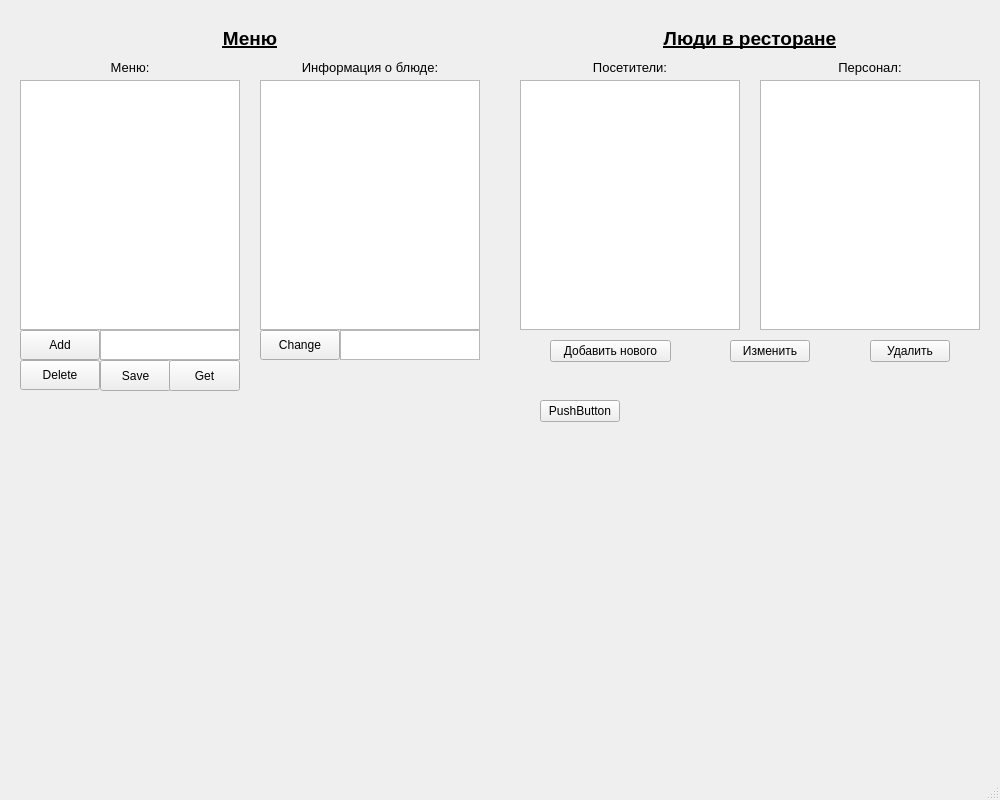
The window that laba3/mainwindow.ui (seara2k/HSE-PROJECT-OOP) describes before a commit, drawn with Qt 5.
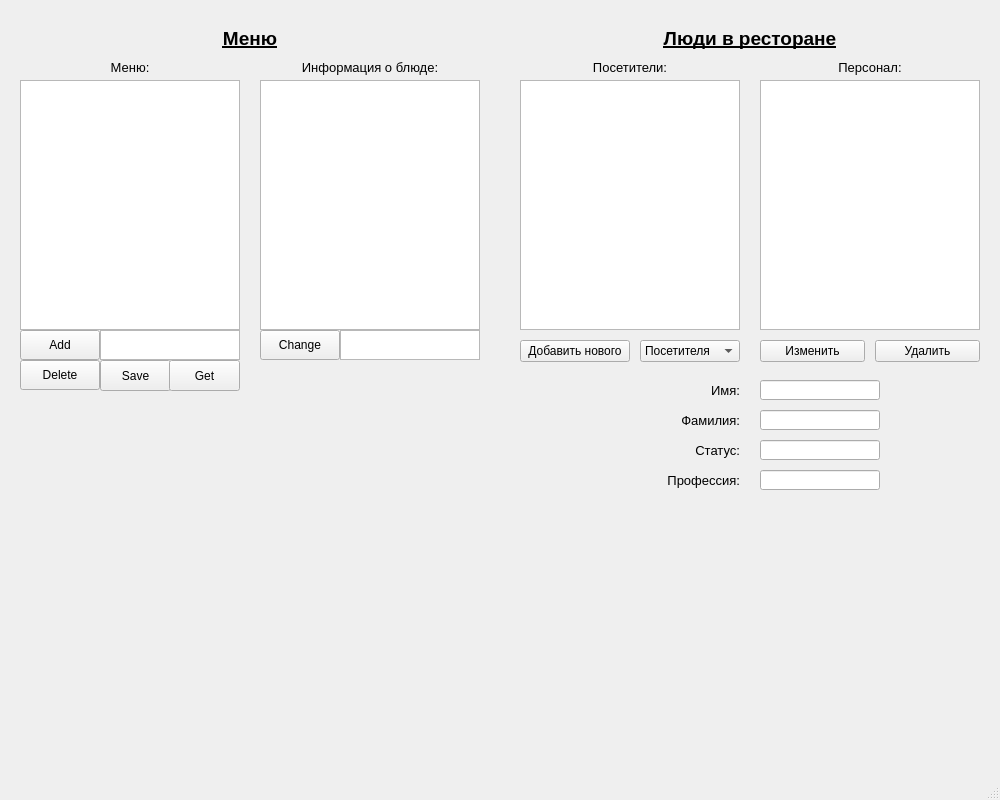
The same window after the commit.

Commit message: people management buttons work now

```diff
--- a/laba3/mainwindow.ui
+++ b/laba3/mainwindow.ui
@@ -117,9 +117,9 @@
    <widget class="QPushButton" name="pushButton_addPerson">
     <property name="geometry">
      <rect>
-      <x>550</x>
+      <x>520</x>
       <y>340</y>
-      <width>121</width>
+      <width>110</width>
       <height>22</height>
      </rect>
     </property>
@@ -140,9 +140,9 @@
    <widget class="QPushButton" name="pushButton">
     <property name="geometry">
      <rect>
-      <x>730</x>
+      <x>760</x>
       <y>340</y>
-      <width>80</width>
+      <width>105</width>
       <height>22</height>
      </rect>
     </property>
@@ -153,9 +153,9 @@
    <widget class="QPushButton" name="pushButton_2">
     <property name="geometry">
      <rect>
-      <x>870</x>
+      <x>875</x>
       <y>340</y>
-      <width>80</width>
+      <width>105</width>
       <height>22</height>
      </rect>
     </property>
@@ -284,19 +284,6 @@
      <set>Qt::AlignHCenter|Qt::AlignTop</set>
     </property>
    </widget>
-   <widget class="QPushButton" name="pushButton_3">
-    <property name="geometry">
-     <rect>
-      <x>540</x>
-      <y>400</y>
-      <width>80</width>
-      <height>22</height>
-     </rect>
-    </property>
-    <property name="text">
-     <string>PushButton</string>
-    </property>
-   </widget>
    <widget class="QPushButton" name="saveButton">
     <property name="geometry">
      <rect>
@@ -323,6 +310,150 @@
      <string>Get</string>
     </property>
    </widget>
+   <widget class="QComboBox" name="comboBox">
+    <property name="geometry">
+     <rect>
+      <x>640</x>
+      <y>340</y>
+      <width>100</width>
+      <height>22</height>
+     </rect>
+    </property>
+    <item>
+     <property name="text">
+      <string>Посетителя</string>
+     </property>
+    </item>
+    <item>
+     <property name="text">
+      <string>Сотрудника</string>
+     </property>
+    </item>
+   </widget>
+   <widget class="QLabel" name="label_name">
+    <property name="geometry">
+     <rect>
+      <x>640</x>
+      <y>380</y>
+      <width>100</width>
+      <height>20</height>
+     </rect>
+    </property>
+    <property name="font">
+     <font>
+      <pointsize>10</pointsize>
+     </font>
+    </property>
+    <property name="text">
+     <string>Имя:</string>
+    </property>
+    <property name="alignment">
+     <set>Qt::AlignRight|Qt::AlignTrailing|Qt::AlignVCenter</set>
+    </property>
+   </widget>
+   <widget class="QLabel" name="label_prof">
+    <property name="geometry">
+     <rect>
+      <x>640</x>
+      <y>470</y>
+      <width>100</width>
+      <height>20</height>
+     </rect>
+    </property>
+    <property name="font">
+     <font>
+      <pointsize>10</pointsize>
+     </font>
+    </property>
+    <property name="text">
+     <string>Профессия:</string>
+    </property>
+    <property name="alignment">
+     <set>Qt::AlignRight|Qt::AlignTrailing|Qt::AlignVCenter</set>
+    </property>
+   </widget>
+   <widget class="QLabel" name="label_state">
+    <property name="geometry">
+     <rect>
+      <x>640</x>
+      <y>440</y>
+      <width>100</width>
+      <height>20</height>
+     </rect>
+    </property>
+    <property name="font">
+     <font>
+      <pointsize>10</pointsize>
+     </font>
+    </property>
+    <property name="text">
+     <string>Статус:</string>
+    </property>
+    <property name="alignment">
+     <set>Qt::AlignRight|Qt::AlignTrailing|Qt::AlignVCenter</set>
+    </property>
+   </widget>
+   <widget class="QLabel" name="label_surname">
+    <property name="geometry">
+     <rect>
+      <x>640</x>
+      <y>410</y>
+      <width>100</width>
+      <height>20</height>
+     </rect>
+    </property>
+    <property name="font">
+     <font>
+      <pointsize>10</pointsize>
+     </font>
+    </property>
+    <property name="text">
+     <string>Фамилия:</string>
+    </property>
+    <property name="alignment">
+     <set>Qt::AlignRight|Qt::AlignTrailing|Qt::AlignVCenter</set>
+    </property>
+   </widget>
+   <widget class="QLineEdit" name="lineEdit_name">
+    <property name="geometry">
+     <rect>
+      <x>760</x>
+      <y>380</y>
+      <width>120</width>
+      <height>20</height>
+     </rect>
+    </property>
+   </widget>
+   <widget class="QLineEdit" name="lineEdit_surname">
+    <property name="geometry">
+     <rect>
+      <x>760</x>
+      <y>410</y>
+      <width>120</width>
+      <height>20</height>
+     </rect>
+    </property>
+   </widget>
+   <widget class="QLineEdit" name="lineEdit_state">
+    <property name="geometry">
+     <rect>
+      <x>760</x>
+      <y>440</y>
+      <width>120</width>
+      <height>20</height>
+     </rect>
+    </property>
+   </widget>
+   <widget class="QLineEdit" name="lineEdit_prof">
+    <property name="geometry">
+     <rect>
+      <x>760</x>
+      <y>470</y>
+      <width>120</width>
+      <height>20</height>
+     </rect>
+    </property>
+   </widget>
   </widget>
   <widget class="QMenuBar" name="menubar">
    <property name="geometry">
```
Left out of the diff: 6 changed lines with no effect on the pictures. The commit also changes 3 other files.
